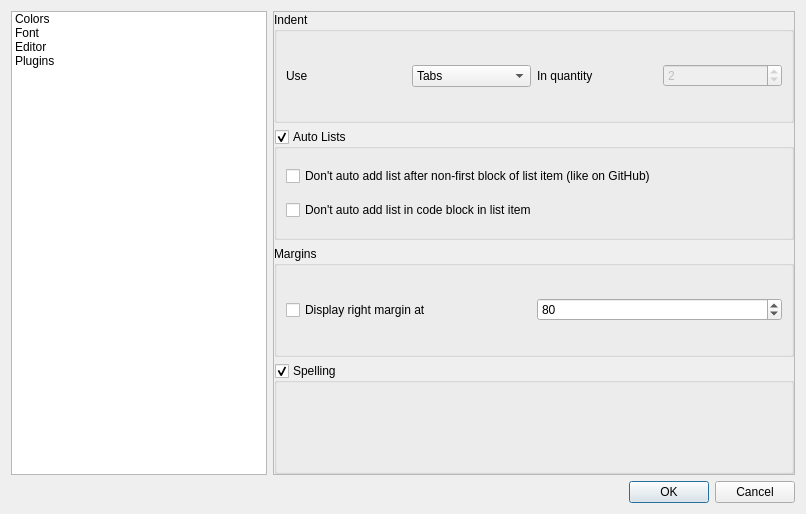
First picture: the form in src/editor/settings.ui, repository igormironchik/markdown-tools, before the edit.
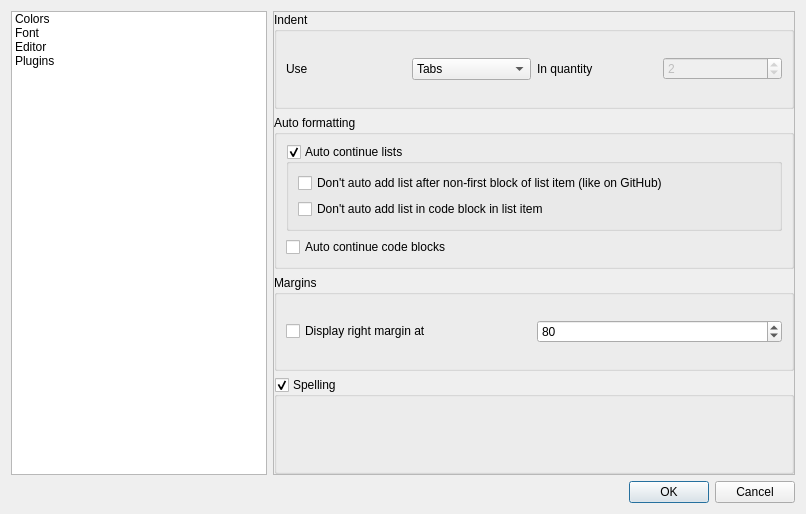
Second picture: the form after the edit. Icons and pictures are not drawn. Custom widgets are drawn as their Qt base class.

Commit message: Add an option for auto continuation of code blocks.

What changed in the file:
```diff
--- a/src/editor/settings.ui
+++ b/src/editor/settings.ui
@@ -13,9 +13,9 @@
   <property name="windowTitle">
    <string>Settings</string>
   </property>
-  <layout class="QVBoxLayout" name="verticalLayout_4">
+  <layout class="QVBoxLayout" name="verticalLayout_7">
    <item>
-    <layout class="QHBoxLayout" name="horizontalLayout_4">
+    <layout class="QHBoxLayout" name="horizontalLayout">
      <item>
       <widget class="QListWidget" name="m_menu">
        <property name="sizePolicy">
@@ -76,7 +76,7 @@
        <widget class="MdEditor::ColorsPage" name="m_colorsPage"/>
        <widget class="MdEditor::FontPage" name="m_fontPage"/>
        <widget class="QWidget" name="m_editorPage">
-        <layout class="QVBoxLayout" name="verticalLayout_3">
+        <layout class="QVBoxLayout" name="verticalLayout_6">
          <property name="leftMargin">
           <number>0</number>
          </property>
@@ -103,7 +103,7 @@
               <height>460</height>
              </rect>
             </property>
-            <layout class="QVBoxLayout" name="verticalLayout_2">
+            <layout class="QVBoxLayout" name="verticalLayout_4">
              <property name="leftMargin">
               <number>0</number>
              </property>
@@ -170,14 +170,20 @@
               </widget>
              </item>
              <item>
+              <widget class="QGroupBox" name="groupBox_2">
+               <property name="title">
+                <string>Auto formatting</string>
+               </property>
+               <layout class="QVBoxLayout" name="verticalLayout_3">
+                <item>
               <widget class="QGroupBox" name="m_autoListGroupBox">
                <property name="title">
-                <string>Auto Lists</string>
+                   <string>Auto continue lists</string>
                </property>
                <property name="checkable">
                 <bool>true</bool>
                </property>
-               <layout class="QVBoxLayout" name="verticalLayout_6">
+                  <layout class="QVBoxLayout" name="verticalLayout_2">
                 <item>
                  <widget class="QCheckBox" name="m_githubBehaviour">
                   <property name="text">
@@ -189,6 +195,16 @@
                  <widget class="QCheckBox" name="m_dontUseAutoListInCodeBlock">
                   <property name="text">
                    <string>Don't auto add list in code block in list item</string>
+                     </property>
+                    </widget>
+                   </item>
+                  </layout>
+                 </widget>
+                </item>
+                <item>
+                 <widget class="QCheckBox" name="m_autoFormatCodeBlocks">
+                  <property name="text">
+                   <string>Auto continue code blocks</string>
                   </property>
                  </widget>
                 </item>
```
Lines whose indentation alone changed are shown as unchanged. The commit also changes 5 other files.
